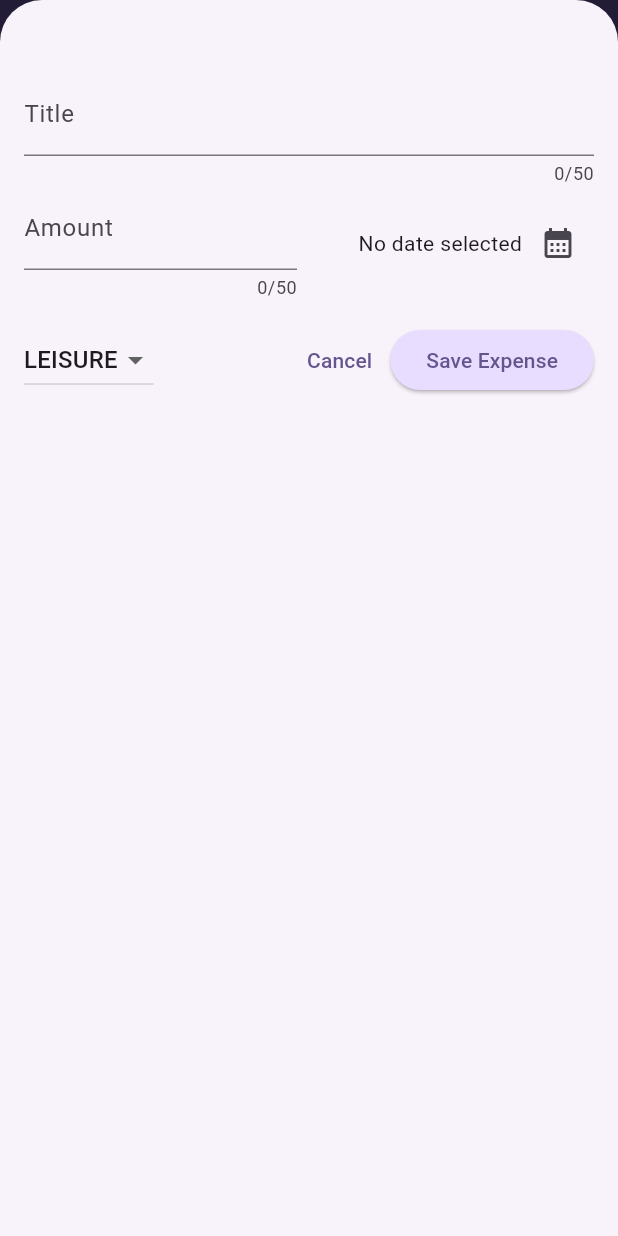
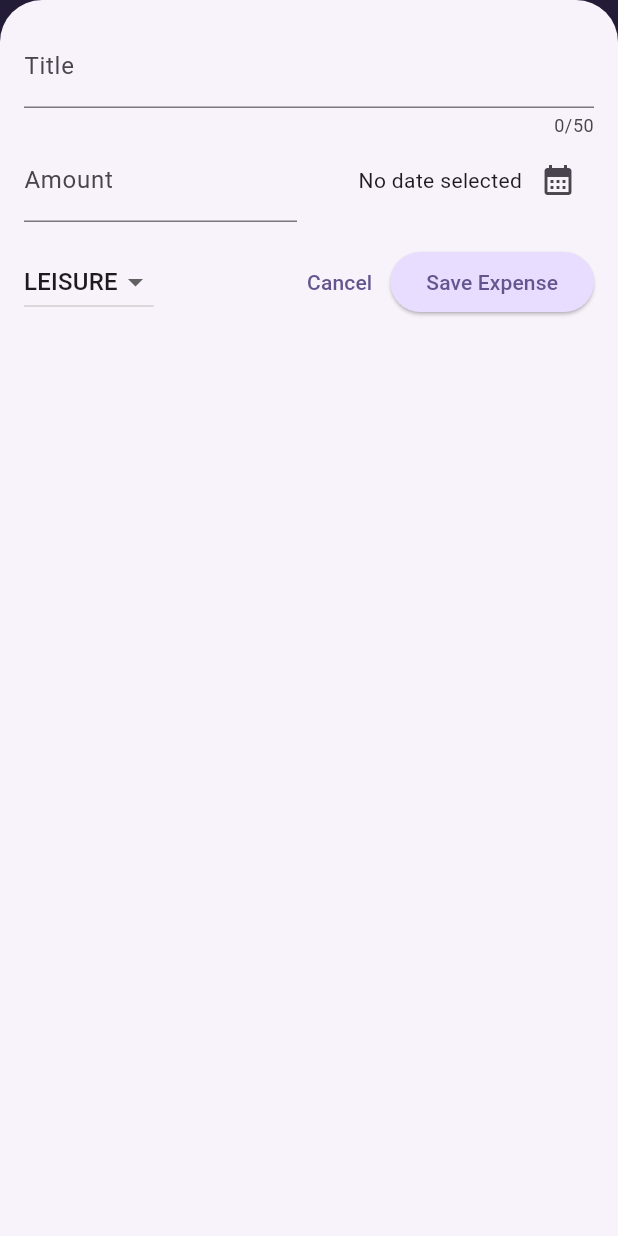
Before and after one commit to tamerlan053/flutter, a Flutter app: the screen it shows after launch, after a tap on the "add" icon, on a phone screen of 412 x 824 dp. Run offline on Flutter 3.47's test engine with Material 3 defaults, Android fonts, the phone set to English and light mode, and no system bars; our stand-ins replace google_fonts.

Commit message:
Expense Tracker - app finished

```diff
--- a/expense_tracker/lib/main.dart
+++ b/expense_tracker/lib/main.dart
@@ -24,9 +24,7 @@ void main() {
           margin: const EdgeInsets.symmetric(horizontal: 16, vertical: 8),
         ),
         elevatedButtonTheme: ElevatedButtonThemeData(
-          style: ElevatedButton.styleFrom(
-            backgroundColor: kColorScheme.primaryContainer,
-          ),
+          style: ElevatedButton.styleFrom(backgroundColor: kColorScheme.primaryContainer),
         ),
         textTheme: ThemeData().textTheme.copyWith(
           titleLarge: TextStyle(
--- a/expense_tracker/lib/widgets/expenses.dart
+++ b/expense_tracker/lib/widgets/expenses.dart
@@ -9,19 +9,13 @@ class Expenses extends StatefulWidget {
 
   @override
   State<Expenses> createState() {
-    // TODO: implement createState
     return _ExpensesState();
   }
 }
 
 class _ExpensesState extends State<Expenses> {
   final List<Expense> _registeredExpenses = [
-    Expense(
-      title: 'Waffle',
-      amount: 4.99,
-      date: DateTime.now(),
-      category: Category.food,
-    ),
+    Expense(title: 'Waffle', amount: 4.99, date: DateTime.now(), category: Category.food),
     Expense(
       title: 'Cinema',
       amount: 8.99,
@@ -32,6 +26,7 @@ class _ExpensesState extends State<Expenses> {
 
   void _openAddExpenseOverlay() {
     showModalBottomSheet(
+      useSafeArea: true,
       isScrollControlled: true,
       context: context,
       builder: (ctx) => NewExpense(onAddExpense: _addExpense),
@@ -68,9 +63,9 @@ class _ExpensesState extends State<Expenses> {
 
   @override
   Widget build(BuildContext context) {
-    Widget mainContent = Center(
-      child: Text('No expenses found. Start adding some!'),
-    );
+    final width = MediaQuery.of(context).size.width;
+
+    Widget mainContent = Center(child: Text('No expenses found. Start adding some!'));
 
     if (_registeredExpenses.isNotEmpty) {
       mainContent = ExpensesList(
@@ -83,18 +78,22 @@ class _ExpensesState extends State<Expenses> {
       appBar: AppBar(
         title: const Text('Flutter Expense tracker'),
         actions: [
-          IconButton(
-            onPressed: _openAddExpenseOverlay,
-            icon: const Icon(Icons.add),
-          ),
+          IconButton(onPressed: _openAddExpenseOverlay, icon: const Icon(Icons.add)),
         ],
       ),
-      body: Column(
-        children: [
-          Chart(expenses: _registeredExpenses),
-          Expanded(child: mainContent),
-        ],
-      ),
+      body: width < 600
+          ? Column(
+              children: [
+                Chart(expenses: _registeredExpenses),
+                Expanded(child: mainContent),
+              ],
+            )
+          : Row(
+              children: [
+                Expanded(child: Chart(expenses: _registeredExpenses)),
+                Expanded(child: mainContent),
+              ],
+            ),
     );
   }
 }
--- a/expense_tracker/lib/widgets/expenses_list/expenses_list.dart
+++ b/expense_tracker/lib/widgets/expenses_list/expenses_list.dart
@@ -3,18 +3,13 @@ import 'package:expense_tracker/widgets/expenses_list/expense_item.dart';
 import 'package:flutter/material.dart';
 
 class ExpensesList extends StatelessWidget {
-  const ExpensesList({
-    super.key,
-    required this.expenses,
-    required this.onRemoveExpense,
-  });
+  const ExpensesList({super.key, required this.expenses, required this.onRemoveExpense});
 
   final List<Expense> expenses;
   final void Function(Expense expense) onRemoveExpense;
 
   @override
   Widget build(BuildContext context) {
-    // TODO: implement build
     return ListView.builder(
       itemCount: expenses.length,
       itemBuilder: (ctx, index) => Dismissible(
--- a/expense_tracker/lib/widgets/new_expense.dart
+++ b/expense_tracker/lib/widgets/new_expense.dart
@@ -1,5 +1,7 @@
+import 'dart:io';
+
+import 'package:flutter/cupertino.dart';
 import 'package:flutter/material.dart';
-import 'package:flutter/services.dart';
 import 'package:expense_tracker/model/expense.dart';
 import 'package:intl/intl.dart';
 
@@ -12,7 +14,6 @@ class NewExpense extends StatefulWidget {
 
   @override
   State<StatefulWidget> createState() {
-    // TODO: implement createState
     return _NewExpenseState();
   }
 }
@@ -37,13 +38,26 @@ class _NewExpenseState extends State<NewExpense> {
     });
   }
 
-  void _submitExpenseData() {
-    final enteredAmount = double.tryParse(_amountController.text);
-    final amountIsInvalid = enteredAmount == null || enteredAmount <= 0;
-
-    if (_titleController.text.trim().isEmpty ||
-        amountIsInvalid ||
-        _selectedDate == null) {
+  void _showDialog() {
+    if (Platform.isIOS) {
+      showCupertinoDialog(
+        context: context,
+        builder: (ctx) => CupertinoAlertDialog(
+          title: const Text('Invalid input'),
+          content: const Text(
+            'Please make sure a valid title, amount, date and category was entered.',
+          ),
+          actions: [
+            TextButton(
+              onPressed: () {
+                Navigator.pop(ctx);
+              },
+              child: const Text('Okay'),
+            ),
+          ],
+        ),
+      );
+    } else {
       showDialog(
         context: context,
         builder: (ctx) => AlertDialog(
@@ -61,6 +75,17 @@ class _NewExpenseState extends State<NewExpense> {
           ],
         ),
       );
+    }
+  }
+
+  void _submitExpenseData() {
+    final enteredAmount = double.tryParse(_amountController.text);
+    final amountIsInvalid = enteredAmount == null || enteredAmount <= 0;
+
+    if (_titleController.text.trim().isEmpty ||
+        amountIsInvalid ||
+        _selectedDate == null) {
+      _showDialog();
       return;
     }
 
@@ -85,27 +110,101 @@ class _NewExpenseState extends State<NewExpense> {
 
   @override
   Widget build(BuildContext context) {
-    return Padding(
-      padding: EdgeInsets.fromLTRB(16, 48, 16, 16),
+    final keyboardSpace = MediaQuery.of(context).viewInsets.bottom;
+    return LayoutBuilder(
+      builder: (ctx, constraints) {
+        final width = constraints.maxWidth;
+
+        return SizedBox(
+          height: double.infinity,
+          child: SingleChildScrollView(
+            child: Padding(
+              padding: EdgeInsets.fromLTRB(16, 16, 16, keyboardSpace + 16),
               child: Column(
                 children: [
+                  if (width >= 600)
+                    Row(
+                      crossAxisAlignment: CrossAxisAlignment.start,
+                      children: [
+                        Expanded(
+                          child: TextField(
+                            controller: _titleController,
+                            maxLength: 50,
+                            decoration: const InputDecoration(label: Text('Title')),
+                          ),
+                        ),
+                        const SizedBox(width: 24),
+                        Expanded(
+                          child: TextField(
+                            controller: _amountController,
+                            keyboardType: TextInputType.number,
+                            decoration: const InputDecoration(
+                              prefixText: '\$ ',
+                              label: Text('Amount'),
+                            ),
+                          ),
+                        ),
+                      ],
+                    )
+                  else
                     TextField(
                       controller: _titleController,
                       maxLength: 50,
                       decoration: const InputDecoration(label: Text('Title')),
                     ),
+                  if (width >= 600)
+                    Row(
+                      children: [
+                        DropdownButton(
+                          value: _selectedCategory,
+                          items: Category.values
+                              .map(
+                                (category) => DropdownMenuItem(
+                                  value: category,
+                                  child: Text(category.name.toUpperCase()),
+                                ),
+                              )
+                              .toList(),
+                          onChanged: (value) {
+                            if (value == null) {
+                              return;
+                            }
+                            setState(() {
+                              _selectedCategory = value;
+                            });
+                          },
+                        ),
+                        const SizedBox(width: 24),
+                        Expanded(
+                          child: Row(
+                            mainAxisAlignment: MainAxisAlignment.end,
+                            crossAxisAlignment: CrossAxisAlignment.center,
+                            children: [
+                              Text(
+                                _selectedDate == null
+                                    ? 'No date selected'
+                                    : formatter.format(_selectedDate!),
+                              ),
+                              IconButton(
+                                onPressed: _presentDatePicker,
+                                icon: const Icon(Icons.calendar_month),
+                              ),
+                            ],
+                          ),
+                        ),
+                      ],
+                    )
+                  else
                     Row(
                       children: [
                         Expanded(
                           child: TextField(
+                            controller: _amountController,
                             keyboardType: TextInputType.number,
-                  controller: _amountController,
-                  maxLength: 50,
                             decoration: const InputDecoration(
                               prefixText: '\$ ',
                               label: Text('Amount'),
                             ),
-                  inputFormatters: [FilteringTextInputFormatter.digitsOnly],
                           ),
                         ),
                         const SizedBox(width: 16),
@@ -129,16 +228,35 @@ class _NewExpenseState extends State<NewExpense> {
                       ],
                     ),
                   const SizedBox(height: 16),
+                  if (width >= 600)
+                    Row(
+                      children: [
+                        const Spacer(),
+                        TextButton(
+                          onPressed: () {
+                            Navigator.pop(context);
+                          },
+                          child: const Text('Cancel'),
+                        ),
+                        ElevatedButton(
+                          onPressed: _submitExpenseData,
+                          child: const Text('Save Expense'),
+                        ),
+                      ],
+                    )
+                  else
                     Row(
                       children: [
                         DropdownButton(
                           value: _selectedCategory,
-                items: Category.values.map((category) {
-                  return DropdownMenuItem(
+                          items: Category.values
+                              .map(
+                                (category) => DropdownMenuItem(
                                   value: category,
                                   child: Text(category.name.toUpperCase()),
-                  );
-                }).toList(),
+                                ),
+                              )
+                              .toList(),
                           onChanged: (value) {
                             if (value == null) {
                               return;
@@ -157,12 +275,16 @@ class _NewExpenseState extends State<NewExpense> {
                         ),
                         ElevatedButton(
                           onPressed: _submitExpenseData,
-                child: Text('Save Expense'),
+                          child: const Text('Save Expense'),
                         ),
                       ],
                     ),
                 ],
               ),
+            ),
+          ),
+        );
+      },
     );
   }
 }
```
Lines whose indentation alone changed are shown as unchanged.
